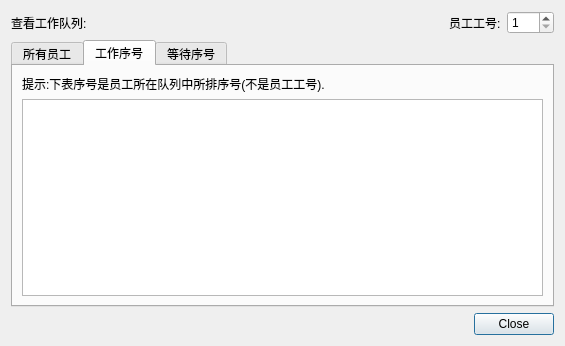
Before: the Qt Designer form ui_stafflistdialog.ui in NicholasTD07/staffManagement, drawn with Qt 5.
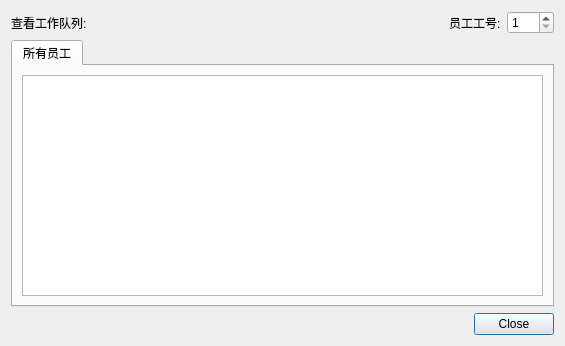
After: the same form once the commit is applied. The open tabs and pages were chosen to show the change.

Commit message: 更新: stafflistdialog.py     1. 删除界面中的 工作表以及等待表.去除相关代码.     2. 更新了 表格更新逻辑.

The edit to the form file:
```diff
--- a/ui_stafflistdialog.ui
+++ b/ui_stafflistdialog.ui
@@ -85,40 +85,6 @@
        </item>
       </layout>
      </widget>
-     <widget class="QWidget" name="workPosTab">
-      <attribute name="title">
-       <string>工作序号</string>
-      </attribute>
-      <layout class="QVBoxLayout" name="verticalLayout_2">
-       <item>
-        <widget class="QLabel" name="label_3">
-         <property name="text">
-          <string>提示:下表序号是员工所在队列中所排序号(不是员工工号).</string>
-         </property>
-        </widget>
-       </item>
-       <item>
-        <widget class="QTableWidget" name="workTable"/>
-       </item>
-      </layout>
-     </widget>
-     <widget class="QWidget" name="waitPosTab">
-      <attribute name="title">
-       <string>等待序号</string>
-      </attribute>
-      <layout class="QVBoxLayout" name="verticalLayout_3">
-       <item>
-        <widget class="QLabel" name="label_4">
-         <property name="text">
-          <string>提示:下表序号是员工所在队列中所排序号(不是员工工号).</string>
-         </property>
-        </widget>
-       </item>
-       <item>
-        <widget class="QTableWidget" name="waitTable"/>
-       </item>
-      </layout>
-     </widget>
     </widget>
    </item>
    <item>
```
Left out of the diff: 2 changed lines with no effect on the pictures. The commit also changes 2 other files.
